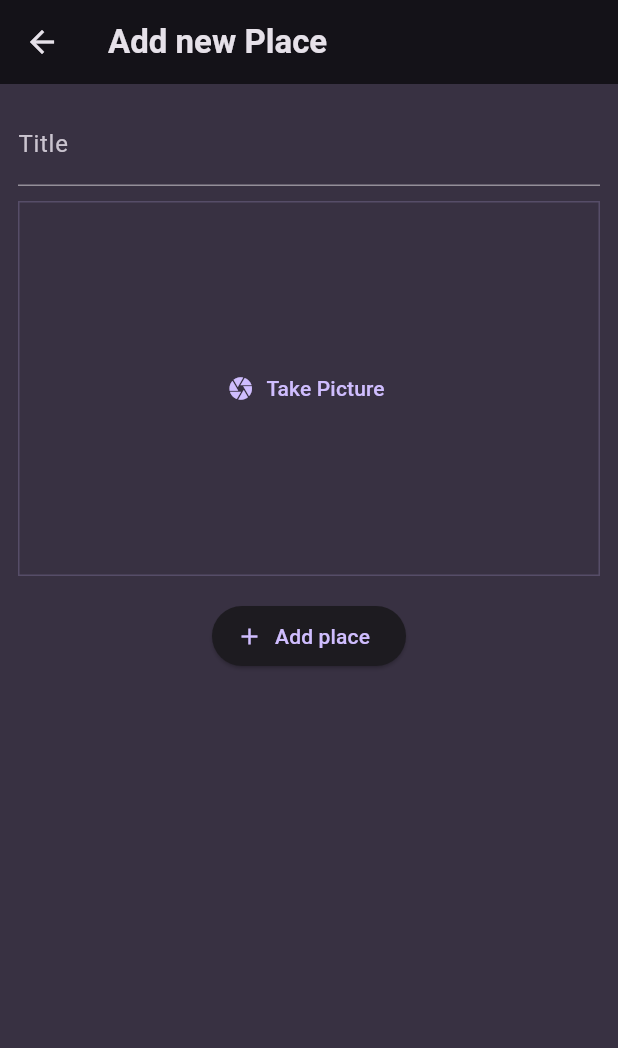
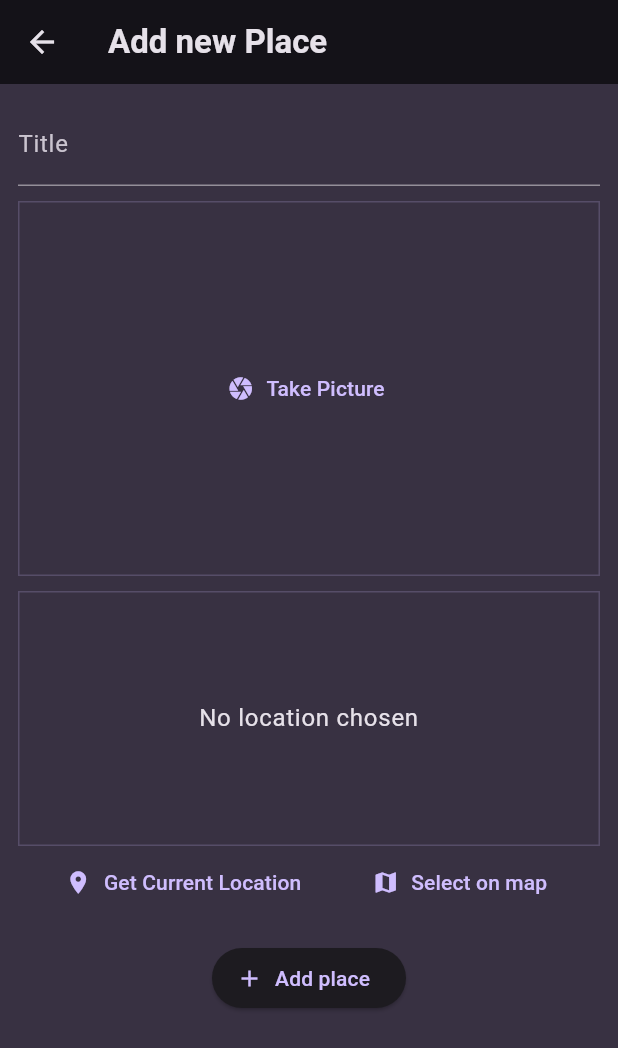
Before and after one commit to hoosamMr/favorite_places, a Flutter app: the AddPlaceScreen screen opened directly, on a phone screen of 412 x 824 dp. Shown: the top 1048 px of the screen. Run offline on Flutter 3.47's test engine with Material 3 defaults, Android fonts, the phone set to English and light mode, and no system bars; our stand-ins replace flutter_riverpod, google_fonts, image_picker, location.

Commit message:
Location package added

```diff
--- a/lib/screens/add_place.dart
+++ b/lib/screens/add_place.dart
@@ -2,6 +2,7 @@ import 'dart:io';
 
 import 'package:favorite_places/providers/user_places.dart';
 import 'package:favorite_places/widgets/image_input.dart';
+import 'package:favorite_places/widgets/location_input.dart';
 import 'package:flutter/material.dart';
 import 'package:flutter_riverpod/flutter_riverpod.dart';
 
@@ -51,9 +52,12 @@ class _AddPlaceScreen extends ConsumerState<AddPlaceScreen> {
                 ),
               ),
               const SizedBox(height: 10),
+
               ImageInput(onPickImage: (image){
                 _selectedImage = image;
               },),
+              const SizedBox(height: 10),
+              LocationInput(),
               const SizedBox(height: 16),
               ElevatedButton.icon(
                 onPressed: _savePlace,
--- /dev/null
+++ b/lib/widgets/location_input.dart
@@ -0,0 +1,74 @@
+
+
+import 'package:flutter/material.dart';
+import 'package:location/location.dart';
+
+class LocationInput extends StatefulWidget {
+  const LocationInput({super.key});
+  @override
+  State<LocationInput> createState() => _LocationInput();
+}
+
+class _LocationInput extends State<LocationInput> {
+  void _getCurrentLocation() async{
+    Location location =  Location();
+
+bool serviceEnabled;
+PermissionStatus permissionGranted;
+LocationData locationData;
+
+serviceEnabled = await location.serviceEnabled();
+if (!serviceEnabled) {
+  serviceEnabled = await location.requestService();
+  if (!serviceEnabled) {
+    return;
+  }
+}
+
+permissionGranted = await location.hasPermission();
+if (permissionGranted == PermissionStatus.denied) {
+  permissionGranted = await location.requestPermission();
+  if (permissionGranted != PermissionStatus.granted) {
+    return;
+  }
+}
+
+locationData = await location.getLocation();
+  }
+  @override
+  Widget build(BuildContext context) {
+    return Column(
+      children: [
+        Container(
+          height: 170,
+          width: double.infinity,
+          alignment: Alignment.center,
+          decoration: BoxDecoration(
+        border: Border.all(
+          width: 1,
+          color: Theme.of(context).colorScheme.primary.withOpacity(0.2),
+        ),
+      ),
+      child: Text('No location chosen',textAlign: TextAlign.center, style: Theme.of(context).textTheme.bodyLarge!.copyWith(
+        color: Theme.of(context).colorScheme.onBackground,
+      ),),
+        ),
+        Row(
+          mainAxisAlignment: MainAxisAlignment.spaceEvenly,
+          children: [
+            TextButton.icon(
+              onPressed: () {},
+              icon: const Icon(Icons.location_on),
+              label: const Text('Get Current Location'),
+            ),
+            TextButton.icon(
+              onPressed: () {},
+              icon: const Icon(Icons.map),
+              label: const Text('Select on map'),
+            ),
+          ],
+        )
+      ],
+    );
+  }
+}
--- a/pubspec.yaml
+++ b/pubspec.yaml
@@ -39,6 +39,7 @@ dependencies:
   uuid: ^4.2.2
   flutter_riverpod: ^2.4.9
   image_picker: ^1.0.5
+  location: ^5.0.3
 
 dev_dependencies:
   flutter_test:
```
Also changed, not shown: pubspec.lock.
